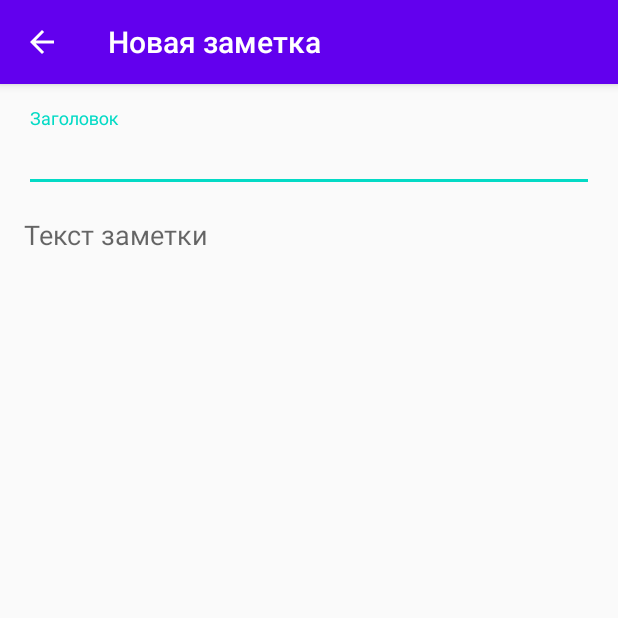
After one commit to Headgrass/TrainProj, an Android app: the NoteActivity screen opened directly, with no data from a screen before it, on a phone screen of 412 x 824 dp, the top half of it. The commit adds this screen. Run offline under Robolectric (Android 15) with nearby library versions, the phone set to English and light mode, and no system bars.

Commit message:
Добавлен механизм создания заметки. Не работает функция copy

```diff
--- a/app/src/main/AndroidManifest.xml
+++ b/app/src/main/AndroidManifest.xml
@@ -9,13 +9,14 @@
         android:roundIcon="@mipmap/ic_launcher_round"
         android:supportsRtl="true"
         android:theme="@style/AppTheme">
-        <activity android:name=".MainActivity">
+        <activity android:name=".ui.main.MainActivity">
             <intent-filter>
                 <action android:name="android.intent.action.MAIN" />
 
                 <category android:name="android.intent.category.LAUNCHER" />
             </intent-filter>
         </activity>
+        <activity android:name=".ui.note.NoteActivity"/>
     </application>
 
 </manifest>
--- a/app/src/main/java/ru/geekbrains/trainproj/ui/main/MainViewModel.kt
+++ b/app/src/main/java/ru/geekbrains/trainproj/ui/main/MainViewModel.kt
@@ -11,13 +11,15 @@ class MainViewModel : ViewModel() {
     private val model = Model()
 
     init {
-       viewStateLiveData.value = MainViewState(NotesRepository.getNotes())
+        NotesRepository.getNotes().observeForever {
+            viewStateLiveData.value = viewStateLiveData.value?.copy(notes = it) ?: MainViewState(it)
         }
+    }
 
 
     fun getViewState(): LiveData<MainViewState> = viewStateLiveData
 
-    fun buttonClick(){
+    fun buttonClick() {
         model.riseCounter()
     }
 }
--- a/app/src/main/java/ru/geekbrains/trainproj/ui/main/MainViewState.kt
+++ b/app/src/main/java/ru/geekbrains/trainproj/ui/main/MainViewState.kt
@@ -2,4 +2,4 @@ package ru.geekbrains.trainproj.ui.main
 
 import ru.geekbrains.trainproj.data.entity.Note
 
-class MainViewState(val notes: List<Note>)
+data class MainViewState(val notes: List<Note>)
--- /dev/null
+++ b/app/src/main/java/ru/geekbrains/trainproj/ui/note/NoteActivity.kt
@@ -0,0 +1,98 @@
+package ru.geekbrains.trainproj.ui.note
+
+import android.content.Context
+import android.content.Intent
+import android.os.Bundle
+import android.text.Editable
+import android.text.TextWatcher
+import android.view.MenuItem
+import androidx.appcompat.app.AppCompatActivity
+import androidx.core.content.res.ResourcesCompat
+import androidx.lifecycle.ViewModelProvider
+import androidx.lifecycle.ViewModelProviders
+import kotlinx.android.synthetic.main.activity_main.toolbar
+import kotlinx.android.synthetic.main.activity_note.*
+import ru.geekbrains.trainproj.R
+import ru.geekbrains.trainproj.data.entity.Note
+import java.text.SimpleDateFormat
+import java.util.*
+
+class NoteActivity : AppCompatActivity() {
+    companion object {
+        private const val NOTE_KEY = "note"
+        private const val DATE_FORMAT = "dd.MM.yy HH.mm"
+
+        fun start(context: Context, note: Note? = null) = Intent(context, NoteActivity::class.java).apply {
+            putExtra(NOTE_KEY, note)
+            context.startActivity(this)
+        }
+    }
+
+    private var note: Note? = null
+    lateinit var viewModel: NoteViewModel
+
+    val textWatcher = object: TextWatcher {
+        override fun afterTextChanged(s: Editable?) {
+            saveNote()
+        }
+
+        override fun beforeTextChanged(s: CharSequence?, start: Int, count: Int, after: Int) { }
+        override fun onTextChanged(s: CharSequence?, start: Int, before: Int, count: Int) { }
+    }
+
+    override fun onCreate(savedInstanceState: Bundle?) {
+        super.onCreate(savedInstanceState)
+        setContentView(R.layout.activity_note)
+
+        note = intent.getParcelableExtra(NOTE_KEY)
+        setSupportActionBar(toolbar)
+        supportActionBar?.setDisplayHomeAsUpEnabled(true)
+
+        viewModel = ViewModelProviders.of(this).get(NoteViewModel::class.java)
+
+        supportActionBar?.title = note?.let {
+            SimpleDateFormat(DATE_FORMAT, Locale.getDefault()).format(it.lastChanged)
+        } ?: getString(R.string.new_note)
+        initView()
+    }
+
+    private fun initView() {
+        note?.let {
+            et_title.setText(it.title)
+            et_body.setText(it.text)
+            val color = when(it.color) {
+                Note.Color.WHITE -> R.color.white
+                Note.Color.VIOLET -> R.color.violet
+                Note.Color.YELLOW -> R.color.yellow
+                Note.Color.RED -> R.color.red
+                Note.Color.PINK -> R.color.pink
+                Note.Color.GREEN -> R.color.green
+            }
+            toolbar.setBackgroundColor(ResourcesCompat.getColor(resources, color, null))
+        }
+        et_title.addTextChangedListener(textWatcher)
+        et_body.addTextChangedListener(textWatcher)
+    }
+
+    private fun saveNote() {
+        et_title.text?.let {
+            if (it.length < 3) return
+        } ?: return
+
+        note = note?.copy(
+            title = et_title.text.toString(),
+            text = et_body.text.toString(),
+            lastChanged = Date()
+        ) ?: Note(UUID.randomUUID().toString(),et_title.text.toString(),et_body.text.toString())
+
+        note?.let { viewModel.save(it) }
+    }
+
+    override fun onOptionsItemSelected(item: MenuItem) = when(item.itemId){
+        android.R.id.home -> {
+            onBackPressed()
+            true
+        }
+        else -> super.onOptionsItemSelected(item)
+    }
+}
--- /dev/null
+++ b/app/src/main/java/ru/geekbrains/trainproj/ui/note/NoteViewModel.kt
@@ -0,0 +1,18 @@
+package ru.geekbrains.trainproj.ui.note
+
+import androidx.lifecycle.ViewModel
+import ru.geekbrains.trainproj.data.NotesRepository
+import ru.geekbrains.trainproj.data.entity.Note
+
+class NoteViewModel : ViewModel() {
+
+    private var pendingNote: Note? = null
+
+    fun save(note: Note) {
+        pendingNote = note
+    }
+
+    override fun onCleared() {
+        pendingNote?.let { NotesRepository.saveNote(it) }
+    }
+}
--- /dev/null
+++ b/app/src/main/res/drawable/ic_add_24.xml
@@ -0,0 +1,5 @@
+<vector android:height="24dp" android:tint="#FFFFFF"
+    android:viewportHeight="24.0" android:viewportWidth="24.0"
+    android:width="24dp" xmlns:android="http://schemas.android.com/apk/res/android">
+    <path android:fillColor="#FF000000" android:pathData="M19,13h-6v6h-2v-6H5v-2h6V5h2v6h6v2z"/>
+</vector>
--- /dev/null
+++ b/app/src/main/res/layout/activity_note.xml
@@ -0,0 +1,50 @@
+<?xml version="1.0" encoding="utf-8"?>
+<android.support.design.widget.CoordinatorLayout xmlns:android="http://schemas.android.com/apk/res/android"
+    android:layout_height="match_parent"
+    android:layout_width="match_parent"
+    xmlns:app="http://schemas.android.com/apk/res-auto"
+    android:fitsSystemWindows="true">
+
+    <com.google.android.material.appbar.AppBarLayout
+        android:id="@+id/appbar"
+        android:layout_width="match_parent"
+        android:layout_height="wrap_content">
+
+        <androidx.appcompat.widget.Toolbar
+            android:id="@+id/toolbar"
+            android:layout_width="match_parent"
+            android:layout_height="wrap_content"
+            app:layout_scrollFlags="scroll|enterAlways"
+            android:theme="@style/ThemeOverlay.AppCompat.Dark.ActionBar"/>
+
+    </com.google.android.material.appbar.AppBarLayout>
+
+    <LinearLayout
+        android:orientation="vertical"
+        android:layout_width="match_parent"
+        android:layout_height="match_parent"
+        android:padding="16dp"
+        app:layout_behavior="@string/appbar_scrolling_view_behavior">
+
+        <com.google.android.material.textfield.TextInputLayout
+            android:layout_width="match_parent"
+            android:layout_height="wrap_content"
+            android:hint="Заголовок"
+            android:textColorHint="@android:color/black">
+
+            <com.google.android.material.textfield.TextInputEditText
+                android:id="@+id/et_title"
+                android:layout_width="match_parent"
+                android:layout_height="wrap_content"
+                android:textColor="@android:color/black"/>
+        </com.google.android.material.textfield.TextInputLayout>
+
+        <EditText
+            android:id="@+id/et_body"
+            android:layout_width="match_parent"
+            android:layout_height="wrap_content"
+            android:layout_marginTop="16dp"
+            android:background="@null"
+            android:hint="Текст заметки"/>
+    </LinearLayout>
+</android.support.design.widget.CoordinatorLayout>
--- a/app/src/main/res/layout/item_note.xml
+++ b/app/src/main/res/layout/item_note.xml
@@ -1,5 +1,5 @@
 <?xml version="1.0" encoding="utf-8"?>
-<android.support.v7.widget.CardView xmlns:android="http://schemas.android.com/apk/res/android"
+<androidx.cardview.widget.CardView xmlns:android="http://schemas.android.com/apk/res/android"
     xmlns:tools="http://schemas.android.com/tools"
     android:layout_width="match_parent"
     android:layout_height="wrap_content"
@@ -32,4 +32,4 @@
             android:layout_margin="8dp"
             tools:text="Я Kotlin бы выучил только за то, что на нем разрабатывал Вортон!"/>
     </LinearLayout>
-</android.support.v7.widget.CardView>
+</androidx.cardview.widget.CardView>
--- a/app/src/main/res/values/colors.xml
+++ b/app/src/main/res/values/colors.xml
@@ -3,4 +3,13 @@
     <color name="colorPrimary">#6200EE</color>
     <color name="colorPrimaryDark">#3700B3</color>
     <color name="colorAccent">#03DAC5</color>
+
+    <color name="white">#F5F5F5</color>
+    <color name="yellow">#FFF59D</color>
+    <color name="green">#81C784</color>
+    <color name="blue">#80d8ff</color>
+    <color name="red">#ff8a80</color>
+    <color name="violet">#e1bee7</color>
+    <color name="pink">#f8bbd0</color>
+
 </resources>
--- a/app/src/main/res/values/strings.xml
+++ b/app/src/main/res/values/strings.xml
@@ -1,3 +1,4 @@
 <resources>
     <string name="app_name">TrainProj</string>
+    <string name="new_note">Новая заметка</string>
 </resources>
```
Also changed, not shown: app/src/main/java/ru/geekbrains/trainproj/data/NotesRepository.kt (+45 -15 lines), app/src/main/java/ru/geekbrains/trainproj/data/entity/Note.kt (+33 -1 lines), app/src/main/java/ru/geekbrains/trainproj/ui/common/FabBehavior.kt (added, +51 -0 lines), app/src/main/java/ru/geekbrains/trainproj/ui/main/MainActivity.kt (+10 -3 lines), app/src/main/java/ru/geekbrains/trainproj/ui/main/NotesRVAdapter.kt (+21 -6 lines), app/src/main/res/layout/activity_main.xml (+12 -1 lines).
